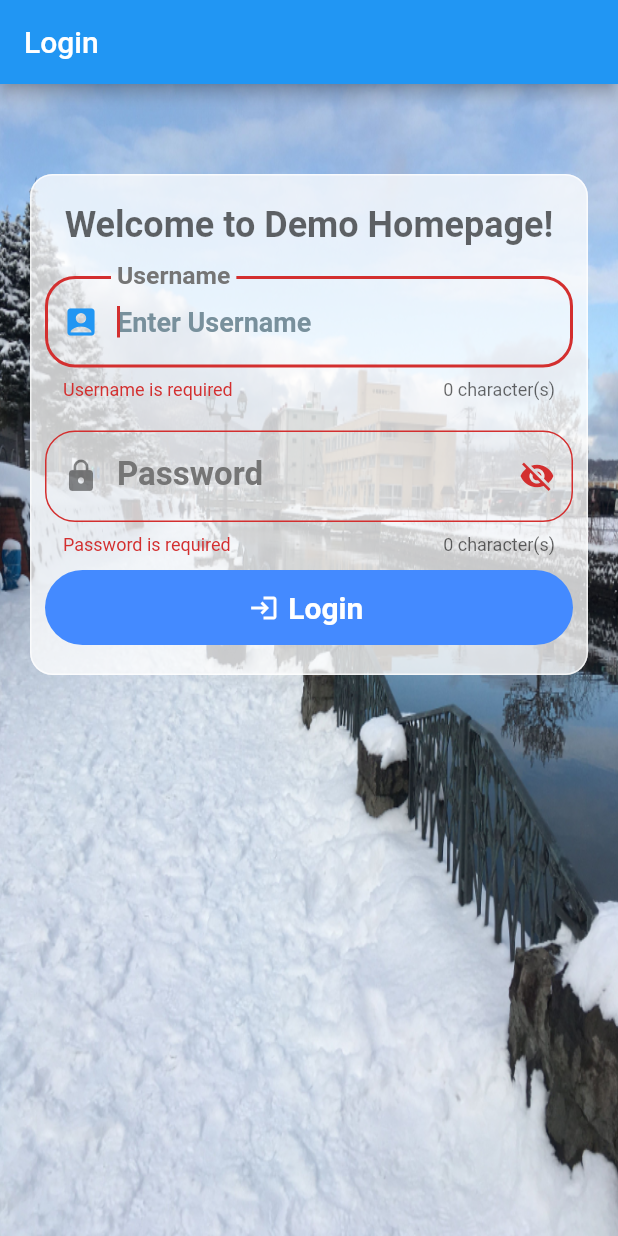
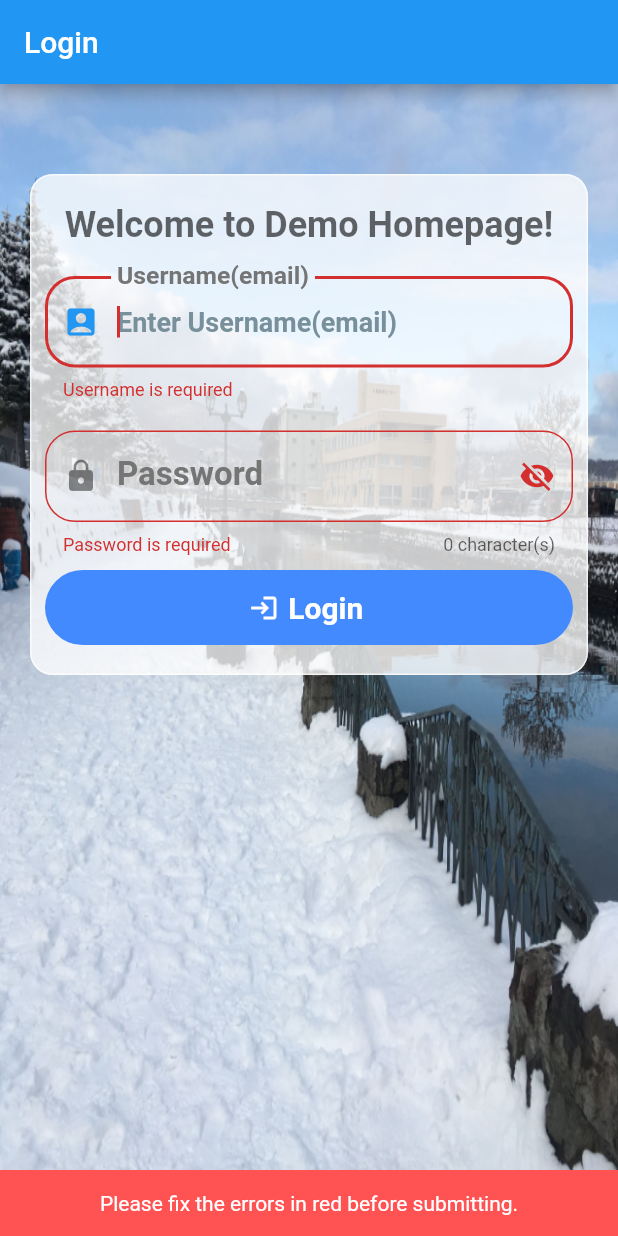
Before and after one commit to yungwenpeng/flutter-dashboard-example, a Flutter app: the screen it shows after launch, after a tap on "Login", on a phone screen of 412 x 824 dp. Run offline on Flutter 3.47's test engine with Material 2 defaults, Android fonts, the phone set to English and light mode, and no system bars; our stand-ins replace flutter_dotenv, flutter_secure_storage; missing offline and left inert: thingsboard_client; generated files the repository leaves out were written again.

Commit message:
Add flutter_dotenv & flutter_gen package
Config environment(API_URL) and generator languages
install package:
$ flutter pub add flutter_dotenv
$ flutter pub upgrade flutter_localizations
$ flutter gen-l10n

```diff
--- /dev/null
+++ b/l10n.yaml
@@ -0,0 +1,3 @@
+arb-dir: lib/l10n
+template-arb-file: app_en.arb
+output-localization-file: app_localizations.dart
--- a/lib/landing.dart
+++ b/lib/landing.dart
@@ -1,9 +1,6 @@
 // ignore_for_file: use_build_context_synchronously, prefer_const_constructors
 
 import 'package:flutter/material.dart';
-// https://pub.dev/packages/shared_preferences
-// The package shared_preferences is being used here to access the persistent store for simple data.
-//import 'package:shared_preferences/shared_preferences.dart';
 import 'package:flutter_secure_storage/flutter_secure_storage.dart';
 
 class Landing extends StatefulWidget {
@@ -14,7 +11,6 @@ class Landing extends StatefulWidget {
 }
 
 class _LandingState extends State<Landing> {
-  //late SharedPreferences _logindprefs;
   final storage = FlutterSecureStorage();
   String? _username;
 
@@ -26,8 +22,6 @@ class _LandingState extends State<Landing> {
   }
 
   _loadUserInfo() async {
-    //_logindprefs = await SharedPreferences.getInstance();
-    //_username = (_logindprefs.getString('username') ?? "");
     _username = await storage.read(key: "username");
     // Don't want to give the user the ability to navigate back to the landing
     // screen from either login or home screen.
--- a/lib/main.dart
+++ b/lib/main.dart
@@ -1,11 +1,16 @@
 // ignore_for_file: prefer_const_constructors
 
 import 'package:flutter/material.dart';
+import 'package:flutter_dotenv/flutter_dotenv.dart';
+import 'package:flutter_localizations/flutter_localizations.dart';
+import 'package:flutter_gen/gen_l10n/app_localizations.dart';
+
 import 'package:thingsboard_app/landing.dart';
 import 'package:thingsboard_app/pages/home.dart';
 import 'package:thingsboard_app/pages/login.dart';
 
-void main() {
+Future<void> main() async {
+  await dotenv.load(fileName: '.env');
   runApp(const MyApp());
 }
 
@@ -34,6 +39,8 @@ class MyApp extends StatelessWidget {
         '/home': (context) => MyHomePage(),
         '/login': (context) => Login(),
       },
+      localizationsDelegates: AppLocalizations.localizationsDelegates,
+      supportedLocales: AppLocalizations.supportedLocales,
     );
   }
 }
--- a/lib/pages/login.dart
+++ b/lib/pages/login.dart
@@ -1,9 +1,11 @@
-// ignore_for_file: prefer_const_constructors, unused_field, unused_import
+// ignore_for_file: prefer_const_constructors, unused_import
 
 import 'package:flutter/material.dart';
 import 'package:flutter/services.dart';
-//import 'package:shared_preferences/shared_preferences.dart';
+import 'package:flutter_dotenv/flutter_dotenv.dart';
 import 'package:flutter_secure_storage/flutter_secure_storage.dart';
+import 'package:thingsboard_client/thingsboard_client.dart';
+import 'package:flutter_gen/gen_l10n/app_localizations.dart';
 
 class Login extends StatefulWidget {
   const Login({Key? key}) : super(key: key);
@@ -21,8 +23,6 @@ class _LoginState extends State<Login> {
   // Note: This is a GlobalKey<FormState>,
   // not a GlobalKey<MyCustomFormState>.
   final _formKey = GlobalKey<FormState>();
-
-  bool _autovalidate = false;
   final usernameController = TextEditingController();
   final passwordController = TextEditingController();
   final storage = FlutterSecureStorage();
@@ -59,11 +59,14 @@ class _LoginState extends State<Login> {
   }
 
   void showInSnackBar(String value) {
-    _scaffoldMessengerKey.currentState?.showSnackBar(
+    ScaffoldMessenger.of(context).showSnackBar(
       SnackBar(
-        content: Text(value, textAlign: TextAlign.center),
+        content: Text(
+          value,
+          textAlign: TextAlign.center,
+        ),
         duration: Duration(milliseconds: 2000),
-        backgroundColor: Colors.blue,
+        backgroundColor: Colors.redAccent,
       ),
     );
   }
@@ -71,19 +74,19 @@ class _LoginState extends State<Login> {
   void _loginSubmitted() async {
     final FormState? form = _formKey.currentState;
     if (form == null || !form.validate()) {
-      _autovalidate = true; // Start validating on every change.
       showInSnackBar('Please fix the errors in red before submitting.');
     } else {
       form.save();
-      if (passwordController.text == "password") {
-        //SharedPreferences prefs = await SharedPreferences.getInstance();
-        //prefs.setString("username", usernameController.text);
+      try {
+        var tbClient = ThingsboardClient(dotenv.env['API_URL'] ?? '');
+        await tbClient.login(
+            LoginRequest(usernameController.text, passwordController.text));
         await storage.write(key: "username", value: usernameController.text);
         // ignore: use_build_context_synchronously
         Navigator.pushNamedAndRemoveUntil(
             context, '/home', ModalRoute.withName('/home'));
-      } else {
-        showInSnackBar('Incorrect credentials');
+      } catch (e) {
+        showInSnackBar('Invalid username or password');
       }
     }
   }
@@ -107,7 +110,7 @@ class _LoginState extends State<Login> {
         key: _scaffoldMessengerKey,
         backgroundColor: Colors.transparent,
         appBar: AppBar(
-          title: Text("Login"),
+          title: Text(AppLocalizations.of(context)!.loginAppBarTitle),
         ),
         body: SafeArea(
           child: Form(
@@ -126,7 +129,7 @@ class _LoginState extends State<Login> {
                   crossAxisAlignment: CrossAxisAlignment.center,
                   children: <Widget>[
                     Text(
-                      'Welcome to Demo Homepage!',
+                      AppLocalizations.of(context)!.welcomeHomePage,
                       style: TextStyle(
                         color: Colors.black.withOpacity(0.6),
                         fontSize: 24,
@@ -134,7 +137,7 @@ class _LoginState extends State<Login> {
                       ),
                     ),
                     SizedBox(height: 20.0),
-                    buildTextField('Username'),
+                    buildTextField('Username(email)'),
                     SizedBox(
                       height: 20.0,
                     ),
@@ -159,7 +162,8 @@ class _LoginState extends State<Login> {
                         _loginSubmitted(); // Respond to button press
                       },
                       icon: Icon(Icons.login, size: 20),
-                      label: Text("Login"),
+                      label:
+                          Text(AppLocalizations.of(context)!.loginAppBarTitle),
                     ),
                   ],
                 ),
@@ -205,7 +209,7 @@ class _LoginState extends State<Login> {
             : null,
         counterText: hintText == "Password"
             ? '${passwordController.text.length.toString()} character(s)'
-            : '${usernameController.text.length.toString()} character(s)',
+            : null,
       ),
       obscureText: hintText == "Password" ? _isHidden : false,
       validator: (String? value) {
--- a/pubspec.yaml
+++ b/pubspec.yaml
@@ -29,6 +29,9 @@ environment:
 dependencies:
   flutter:
     sdk: flutter
+  flutter_localizations:
+    sdk: flutter
+  intl: ^0.17.0
 
 
   # The following adds the Cupertino Icons font to your application.
@@ -38,6 +41,7 @@ dependencies:
   thingsboard_client: ^1.0.2
   provider: ^6.0.3
   flutter_secure_storage: ^6.0.0
+  flutter_dotenv: ^5.0.2
 
 dev_dependencies:
   flutter_test:
@@ -55,6 +59,7 @@ dev_dependencies:
 
 # The following section is specific to Flutter packages.
 flutter:
+  generate: true
 
   # The following line ensures that the Material Icons font is
   # included with your application, so that you can use the icons in
@@ -67,6 +72,7 @@ flutter:
   #   - images/a_dot_ham.jpeg
   assets:
     - assets/images/
+    - .env
   # An image asset can refer to one or more resolution-specific "variants", see
   # https://flutter.dev/assets-and-images/#resolution-aware
 
```
Also changed, not shown: lib/l10n/app_en.arb (added, +9 -0 lines), lib/l10n/app_zh.arb (added, +9 -0 lines), lib/pages/home.dart (+18 -13 lines), pubspec.lock, 2 other files.
